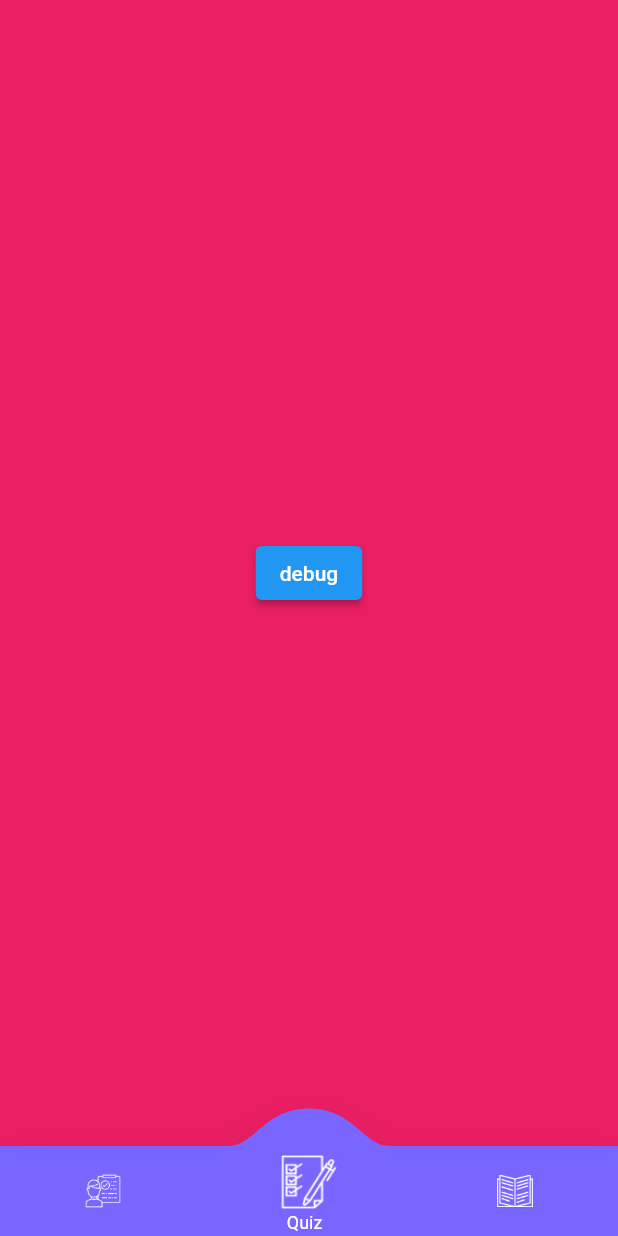
After one commit to J-Nokwal/virtant, a Flutter app: the screen it shows after launch, item 2 of the bottom bar chosen, after a tap on "debug", on a phone screen of 412 x 824 dp. The commit adds this screen. Run offline on Flutter 3.47's test engine with Material 2 defaults, Android fonts, the light colour scheme and no system bars; drawn by our look-alikes of convex_bottom_bar; our stand-ins replace bloc, cloud_firestore, firebase_auth, firebase_core, flutter_bloc, flutter_bluetooth_serial; missing offline and left inert: clipboard, flutter_scan_bluetooth; accounts and stored records are empty.

Commit message:
work on repos

```diff
--- a/lib/main.dart
+++ b/lib/main.dart
@@ -26,7 +26,7 @@ class MyApp extends StatelessWidget {
     // );
     return MaterialApp(
       debugShowCheckedModeBanner: false,
-      home: HomeScreen(),
+      home: App(),
     );
   }
 }
@@ -47,7 +47,7 @@ class App extends StatelessWidget {
         }
         // Once complete, show your application
         if (snapshot.connectionState == ConnectionState.done) {
-          return MyAppp();
+          return HomeScreen();
         }
 
         return SplashScreen(); // Otherwise, show something whilst waiting for initialization to complete
@@ -76,7 +76,7 @@ class MyAppp extends StatelessWidget {
         if (state is AuthenticatingState) {
           return SplashScreen();
         }
-        return DebugScreen(text: 'bloc screen7777777777777777777777777777');
+        return DebugScreen(text: 'Class MyApp debug Screen');
       }),
     );
   }
--- /dev/null
+++ b/lib/screens/debug2.dart
@@ -0,0 +1,32 @@
+import 'package:cloud_firestore/cloud_firestore.dart';
+import 'package:firebase_auth/firebase_auth.dart';
+import 'package:flutter/material.dart';
+
+class Debug2 extends StatelessWidget {
+  @override
+  Widget build(BuildContext context) {
+    return Container(
+      child: Center(
+        child: ElevatedButton(
+          child: Text('debug'),
+          onPressed: () async {
+            Map<String, dynamic> a;
+            final FirebaseFirestore firestoreInstance =
+                FirebaseFirestore.instance;
+            final User user = FirebaseAuth.instance.currentUser;
+            var aaa = firestoreInstance
+                .collection('class')
+                .doc('N8YnmoJS8nSNCdosKyxp');
+
+            aaa.get().then((value) async {
+              a = value['studentsData'];
+              a.addAll({'ukyv': 'sdsd'});
+              aaa.update({'studentsData': a});
+              aaa.collection('attendance').doc('adasd').set(a);
+            });
+          },
+        ),
+      ),
+    );
+  }
+}
--- a/lib/screens/homeScreens/homeScreen.dart
+++ b/lib/screens/homeScreens/homeScreen.dart
@@ -4,6 +4,7 @@ import 'package:flutter/material.dart';
 import 'package:virtant/repositories/firestore.dart';
 import 'package:virtant/repositories/userRepository.dart';
 import 'package:virtant/screens/colors.dart';
+import 'package:virtant/screens/debug2.dart';
 import 'package:virtant/screens/debugScreen.dart';
 import 'package:virtant/screens/homeScreens/attendanceScreen.dart';
 
@@ -27,7 +28,7 @@ class HomeScreen extends StatelessWidget {
           AttendanceScreen(
             isTeacher: true,
           ),
-          Center(child: Text(1.toString())),
+          Debug2(),
           Center(
               child: InkWell(
                   onTap: () {
--- /dev/null
+++ b/try.dart
@@ -0,0 +1,3 @@
+void main() {
+  print('object');
+}
```
Also changed, not shown: lib/repositories/firestore.dart (+53 -19 lines).
